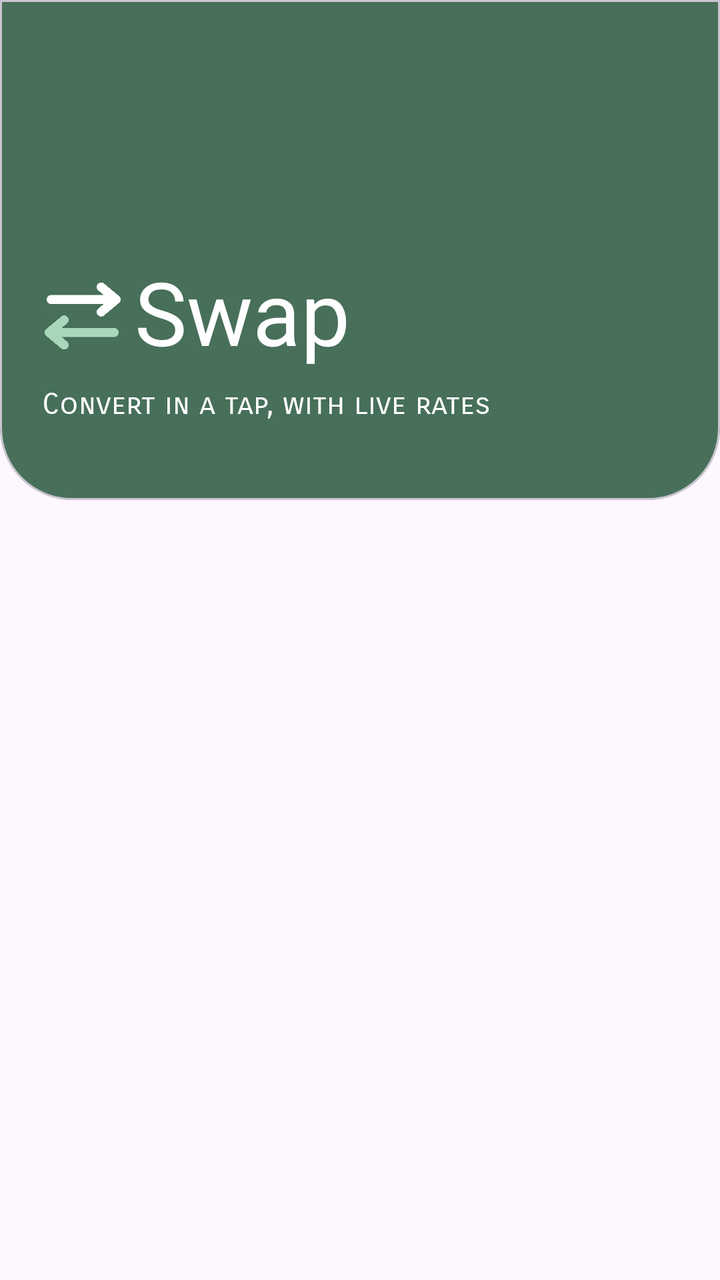
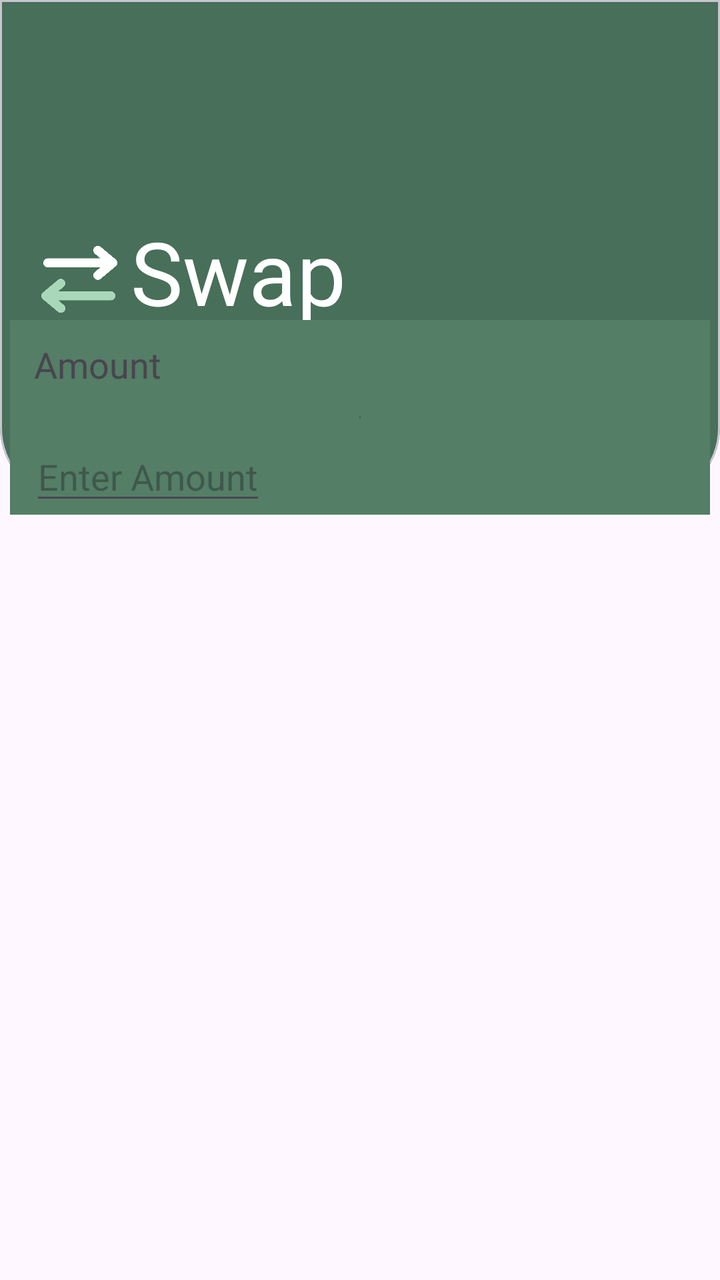

The first picture is an Android layout as it rendered before a commit; the second is the same layout after the commit. The layout source and the unified diff follow.
<!-- AndroidManifest.xml: application theme Theme.SWAP -->
<!-- res/layout/activity_converterpage.xml -->
<?xml version="1.0" encoding="utf-8"?>
<androidx.constraintlayout.widget.ConstraintLayout xmlns:android="http://schemas.android.com/apk/res/android"
    xmlns:app="http://schemas.android.com/apk/res-auto"
    xmlns:tools="http://schemas.android.com/tools"
    android:id="@+id/main"
    android:layout_width="match_parent"
    android:layout_height="match_parent"
    tools:context=".converterpage">

    <com.google.android.material.card.MaterialCardView
        android:layout_width="match_parent"
        android:layout_height="250dp"
        app:cardBackgroundColor="#476F59"
        app:cardElevation="0dp"
        app:shapeAppearanceOverlay="@style/BottomRoundedCard"
        app:layout_constraintEnd_toEndOf="parent"
        app:layout_constraintStart_toStartOf="parent"
        app:layout_constraintTop_toTopOf="parent" >
<androidx.constraintlayout.widget.ConstraintLayout
    android:layout_width="match_parent"
    android:layout_height="230dp">

    <ImageView
        android:layout_width="50dp"
        android:layout_height="90dp"
        android:src="@drawable/swaplogo9"
        app:layout_constraintBottom_toBottomOf="@+id/textView2"
        app:layout_constraintEnd_toStartOf="@+id/textView"
        app:layout_constraintHorizontal_bias="0.842"
        app:layout_constraintStart_toStartOf="parent"
        app:layout_constraintTop_toTopOf="parent"
        app:layout_constraintVertical_bias="0.926" />

    <TextView
        android:id="@+id/textView"
        android:layout_width="wrap_content"
        android:layout_height="wrap_content"
        android:fontFamily="@font/uncial_antiqua"
        android:text="Swap"
        android:textColor="#ffffff"
        android:textSize="44sp"
        app:layout_constraintBottom_toBottomOf="parent"
        app:layout_constraintEnd_toEndOf="parent"
        app:layout_constraintHorizontal_bias="0.246"
        app:layout_constraintStart_toStartOf="parent"
        app:layout_constraintTop_toTopOf="parent"
        app:layout_constraintVertical_bias="0.678" />

    <TextView
        android:id="@+id/textView2"
        android:layout_width="wrap_content"
        android:layout_height="wrap_content"
        android:layout_marginTop="8dp"
        android:fontFamily="sans-serif-smallcaps"
        android:text="Convert in a tap, with live rates"
        android:textColor="#ffffff"
        android:textSize="15sp"
        app:layout_constraintBottom_toBottomOf="parent"
        app:layout_constraintEnd_toEndOf="parent"
        app:layout_constraintHorizontal_bias="0.092"
        app:layout_constraintStart_toStartOf="parent"
        app:layout_constraintTop_toBottomOf="@+id/textView"
        app:layout_constraintVertical_bias="0.0" />
</androidx.constraintlayout.widget.ConstraintLayout>


    </com.google.android.material.card.MaterialCardView>

</androidx.constraintlayout.widget.ConstraintLayout>
<!-- resources referenced by this layout -->
<resources>
  <!-- drawable swaplogo9: png bitmap (drawable, 23593 bytes) -->
  <style name="BottomRoundedCard">
          <item name="cornerFamily">rounded</item>
          <item name="cornerSizeTopLeft">0dp</item>
          <item name="cornerSizeTopRight">0dp</item>
          <item name="cornerSizeBottomLeft">36dp</item>
          <item name="cornerSizeBottomRight">36dp</item>
      </style>
  <style name="Theme.SWAP" parent="Base.Theme.SWAP" />
  <style name="Base.Theme.SWAP" parent="Theme.Material3.DayNight.NoActionBar">
          
          
      </style>
</resources>

<!-- the commit's change to res/layout/activity_converterpage.xml (unified diff, before → after) -->
@@ -41,10 +41,10 @@
         android:textSize="44sp"
         app:layout_constraintBottom_toBottomOf="parent"
         app:layout_constraintEnd_toEndOf="parent"
-        app:layout_constraintHorizontal_bias="0.246"
+        app:layout_constraintHorizontal_bias="0.238"
         app:layout_constraintStart_toStartOf="parent"
         app:layout_constraintTop_toTopOf="parent"
-        app:layout_constraintVertical_bias="0.678" />
+        app:layout_constraintVertical_bias="0.561" />
 
     <TextView
         android:id="@+id/textView2"
@@ -66,4 +66,40 @@
 
     </com.google.android.material.card.MaterialCardView>
 
+    <androidx.constraintlayout.widget.ConstraintLayout
+        android:layout_width="350dp"
+        android:layout_height="400dp"
+        app:layout_constraintBottom_toBottomOf="parent"
+        app:layout_constraintEnd_toEndOf="parent"
+        app:layout_constraintHorizontal_bias="0.491"
+        app:layout_constraintStart_toStartOf="parent"
+        app:layout_constraintTop_toTopOf="parent"
+        app:layout_constraintVertical_bias="0.667" >
+        <LinearLayout
+            android:layout_width="match_parent"
+            android:layout_height="wrap_content"
+            android:orientation="vertical"
+            android:background="@drawable/card1"
+            >
+
+            <TextView
+                android:layout_width="wrap_content"
+                android:layout_height="48dp"
+                android:layout_marginStart="10dp"
+                android:layout_marginTop="8dp"
+                android:fontFamily="@font/bungee"
+                android:padding="2dp"
+                android:text="Amount"
+                android:textSize="18sp"
+                 />
+
+            <EditText
+                android:layout_width="wrap_content"
+                android:layout_height="wrap_content"
+                android:layout_marginStart="10dp"
+                android:cursorVisible="false"
+                android:hint="Enter Amount" />
+        </LinearLayout>
+    </androidx.constraintlayout.widget.ConstraintLayout>
+
 </androidx.constraintlayout.widget.ConstraintLayout>
<!-- resource entries referenced after the edit -->
@@ -1,5 +1,16 @@
 <!-- resources referenced by this layout -->
 <resources>
+  <!-- drawable card1 (drawable) -->
+  <?xml version="1.0" encoding="utf-8"?>
+  <shape xmlns:android="http://schemas.android.com/apk/res/android">
+  <gradient
+      android:startColor="#547E66"
+      android:centerColor="#2D523E"
+      android:endColor="#547E66"
+      android:type="radial"
+      />
+  
+  </shape>
   <!-- drawable swaplogo9: png bitmap (drawable, 23593 bytes) -->
   <style name="BottomRoundedCard">
           <item name="cornerFamily">rounded</item>
